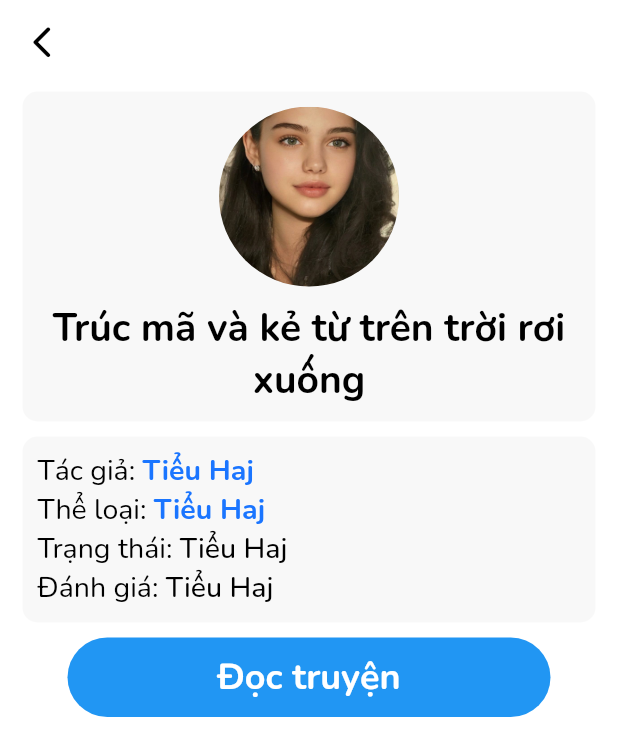
After one commit to Site-Project/story-book, a Flutter app: the StoryDetailScreen screen opened by its route, on a phone screen of 412 x 824 dp. The commit adds this screen. Shown: the top 756 px of the screen. Run offline on Flutter 3.47's test engine with Material 2 defaults, Android fonts, the phone set to English and light mode, and no system bars; our stand-ins replace bloc, equatable, flutter_bloc, flutter_svg, google_fonts; network calls fail; statements that could not run were skipped.

Commit message:
create ui story detail screen

```diff
--- a/lib/src/config/app_router.dart
+++ b/lib/src/config/app_router.dart
@@ -1,4 +1,5 @@
 import 'package:flutter/cupertino.dart';
+import 'package:storybook/src/screens/story_detail.dart';
 
 import '../models/category_book.dart';
 import '../screens/home_screen.dart';
@@ -21,6 +22,8 @@ class AppRouter {
           }
           final data = settings.arguments as CategoryBook;
           return StoryListScreen(data: data);
+        case RouteNames.storyDetail:
+          return const StoryDetailScreen();
         default:
           return const NotFoundScreen();
       }
--- a/lib/src/models/story_book.dart
+++ b/lib/src/models/story_book.dart
@@ -1,4 +1,7 @@
 import 'package:equatable/equatable.dart';
+import 'package:storybook/src/models/category_book.dart';
+import 'package:storybook/src/shared/helpers/story_book.helper.dart';
+import 'package:storybook/src/shared/helpers/string_helper.dart';
 
 class StoryBook extends Equatable {
   late final int _id;
@@ -7,6 +10,9 @@ class StoryBook extends Equatable {
   final String? poster;
   final String? status;
   final String? updatedDate;
+  final List<String>? description;
+  final List<String>? categories;
+  final double rateCount;
 
   int get id => _id;
 
@@ -23,6 +29,9 @@ class StoryBook extends Equatable {
     this.poster,
     this.status,
     this.updatedDate,
+    this.categories,
+    this.description,
+    this.rateCount = 0.0,
   }) {
     _id = id;
   }
@@ -31,11 +40,14 @@ class StoryBook extends Equatable {
     assert(json['id'] != null);
     return StoryBook(
       id: json['id'],
-      title: json['title'],
-      author: json['author'],
-      poster: json['poster'],
-      status: json['status'],
-      updatedDate: json['updatedDate'],
+      title: json['title'] ?? '',
+      author: json['author'] ?? '',
+      poster: json['poster'] ?? '',
+      status: json['status'] ?? '',
+      updatedDate: json['updatedDate'] ?? '',
+      description: StoryBookHelper.buildDescription(json['description']),
+      categories: StoryBookHelper.buildCategories(json['categories'] ?? []),
+      rateCount: json['rateCount'] ?? 0.0,
     );
   }
 
@@ -47,5 +59,8 @@ class StoryBook extends Equatable {
         author,
         status,
         updatedDate,
+        categories,
+        rateCount,
+        description,
       ];
 }
--- /dev/null
+++ b/lib/src/screens/story_detail.dart
@@ -0,0 +1,183 @@
+import 'package:flutter/material.dart';
+
+import '../shared/constants/app_constants.dart' as constants;
+import '../shared/helpers/iterable_helper.dart';
+import '../shared/styles/app_colors.dart';
+
+class StoryDetailScreen extends StatelessWidget {
+  const StoryDetailScreen({super.key});
+
+  @override
+  Widget build(BuildContext context) {
+    final theme = Theme.of(context);
+    return Scaffold(
+      appBar: AppBar(
+        leading: IconButton(
+          icon: const Icon(Icons.arrow_back_ios_new_rounded),
+          iconSize: 25,
+          color: Colors.black,
+          splashRadius: 20,
+          onPressed: () {
+            Navigator.pop(context);
+          },
+        ),
+      ),
+      body: ListView(
+        padding: const EdgeInsets.symmetric(
+          vertical: 5,
+          horizontal: 15,
+        ),
+        children: [
+          Container(
+            padding: const EdgeInsets.symmetric(
+              horizontal: 20,
+              vertical: 10,
+            ),
+            decoration: BoxDecoration(
+              color: AppColors.onPrimary.withOpacity(0.5),
+              borderRadius: BorderRadius.circular(10),
+            ),
+            child: Column(
+              crossAxisAlignment: CrossAxisAlignment.center,
+              children: [
+                CircleAvatar(
+                  backgroundImage: AssetImage(
+                    'assets/images/avatar_1.png',
+                  ),
+                  backgroundColor: AppColors.onPrimary,
+                  radius: 60,
+                ),
+                const SizedBox(height: 10),
+                Text(
+                  'Trúc mã và kẻ từ trên trời rơi xuống',
+                  style: Theme.of(context).textTheme.displayMedium,
+                  textAlign: TextAlign.center,
+                )
+              ],
+            ),
+          ),
+          const SizedBox(height: 10),
+          StoryInfomationCard(),
+          Padding(
+            padding: const EdgeInsets.symmetric(horizontal: 30, vertical: 10),
+            child: ElevatedButton(
+              onPressed: () {},
+              style: ElevatedButton.styleFrom(
+                elevation: 0.0,
+                padding: const EdgeInsets.symmetric(vertical: 10),
+                shape: RoundedRectangleBorder(
+                  borderRadius: BorderRadius.circular(30),
+                ),
+              ),
+              child: Text(
+                constants.StoryDetail.read,
+                style: theme.textTheme.displaySmall?.copyWith(
+                  color: Colors.white,
+                ),
+              ),
+            ),
+          )
+        ],
+      ),
+    );
+  }
+}
+
+class StoryInfomationCard extends StatelessWidget {
+  // final StoryBook storyBook;
+
+  const StoryInfomationCard({
+    super.key,
+    // required this.storyBook,
+  });
+
+  @override
+  Widget build(BuildContext context) {
+    final theme = Theme.of(context);
+    return Container(
+      padding: const EdgeInsets.all(10),
+      decoration: BoxDecoration(
+        color: AppColors.onPrimary.withOpacity(0.5),
+        borderRadius: BorderRadius.circular(10),
+      ),
+      child: Column(
+        crossAxisAlignment: CrossAxisAlignment.center,
+        children: [
+          StoryInformationItem(
+            title: constants.StoryDetail.author,
+            information: 'Tiểu Haj',
+            enableClick: true,
+          ),
+          StoryInformationItem(
+            title: constants.StoryDetail.type,
+            information: 'Tiểu Haj',
+            enableClick: true,
+          ),
+          StoryInformationItem(
+            title: constants.StoryDetail.status,
+            information: 'Tiểu Haj',
+          ),
+          StoryInformationItem(
+            title: constants.StoryDetail.rate,
+            information: 'Tiểu Haj',
+          ),
+        ],
+      ),
+    );
+  }
+}
+
+class StoryInformationItem extends StatelessWidget {
+  final String title;
+  final String information;
+  final List<String> informations;
+  final bool enableClick;
+  const StoryInformationItem({
+    super.key,
+    required this.title,
+    this.information = '...',
+    this.informations = const [],
+    this.enableClick = false,
+  });
+
+  String buildInformations(List<String> infors) {
+    String result = '';
+    for (var i = 0; i < infors.length; i++) {
+      if (i == 0) {
+        result += infors[i];
+      } else {
+        result += ', ${infors[i]}';
+      }
+    }
+
+    return result;
+  }
+
+  @override
+  Widget build(BuildContext context) {
+    final theme = Theme.of(context);
+    return Row(
+      children: [
+        Text(
+          title,
+          style: theme.textTheme.titleMedium,
+        ),
+        IterableHelper.isNullOrEmpty(informations)
+            ? Text(
+                information,
+                style: theme.textTheme.titleMedium?.copyWith(
+                    color: enableClick ? AppColors.primary : Colors.black,
+                    fontWeight:
+                        enableClick ? FontWeight.bold : FontWeight.w500),
+              )
+            : Text(
+                buildInformations(informations),
+                style: theme.textTheme.titleMedium?.copyWith(
+                    color: enableClick ? AppColors.primary : Colors.black,
+                    fontWeight:
+                        enableClick ? FontWeight.bold : FontWeight.w500),
+              ),
+      ],
+    );
+  }
+}
--- a/lib/src/screens/story_list_screen.dart
+++ b/lib/src/screens/story_list_screen.dart
@@ -12,6 +12,7 @@ import '../models/story_book.dart';
 import '../shared/constants/app_constants.dart' as constants;
 import '../shared/helpers/string_helper.dart';
 import '../shared/styles/app_colors.dart';
+import '../widgets/loading_failure_content.dart';
 import '../widgets/story_card.dart';
 
 class StoryListScreen extends StatefulWidget {
@@ -118,6 +119,17 @@ class _StoryListScreenState extends State<StoryListScreen> {
           if (state is StoryByCategoryListSuccess) {
             _currentPage = state.currentPage;
             _stories = state.stories;
+          }
+          if (state is StoryByCategoryListFailure && _stories.isEmpty) {
+            return LoadingFailureContent(
+              onRetry: () {
+                context.read<StoryByCategoryListBloc>().add(
+                      StoryByCategoryListRequested(
+                        id: widget.data.id,
+                      ),
+                    );
+              },
+            );
           }
           return Column(
             children: [
--- a/lib/src/shared/constants/app_constants.dart
+++ b/lib/src/shared/constants/app_constants.dart
@@ -1,25 +1,34 @@
 class Home {
-  static const String title = "Trang chủ";
-  static const String category = "Danh mục";
+  static const String title = 'Trang chủ';
+  static const String category = 'Danh mục';
+}
+
+class StoryDetail {
+  static const String author = 'Tác giả: ';
+  static const String type = 'Thể loại: ';
+  static const String status = 'Trạng thái: ';
+  static const String rate = 'Đánh giá: ';
+  static const String read = 'Đọc truyện';
 }
 
 class RouteNames {
   static const String initial = '/';
   static const String home = '/home';
   static const String storyList = '/storyList';
+  static const String storyDetail = '/storyDetail';
 }
 
 class ErrorMessage {
   static const String getListFailure =
-      "'Tải danh sách thất bại. Xin hãy thử lại'";
+      'Tải danh sách thất bại. Xin hãy thử lại';
   static const String requestError =
-      "Has an error with static code #StaticCode#";
+      'Has an error with static code #StaticCode#';
 }
 
 class Global {
-  static const String retry = "Thử lại";
-  static const String movePageTitle = "Chuyển trang nhanh";
-  static const String cancel = "HỦY";
-  static const String movePage = " CHUYỂN TRANG";
-  static const String inputPage = "Nhập trang";
+  static const String retry = 'Thử lại';
+  static const String movePageTitle = 'Chuyển trang nhanh';
+  static const String cancel = 'HỦY';
+  static const String movePage = 'CHUYỂN TRANG';
+  static const String inputPage = 'Nhập trang';
 }
--- /dev/null
+++ b/lib/src/shared/helpers/story_book.helper.dart
@@ -0,0 +1,26 @@
+import 'iterable_helper.dart';
+import 'string_helper.dart';
+
+class StoryBookHelper {
+  static List<String> buildDescription(List<dynamic> listDesc) {
+    final List<String> result = [];
+    if (IterableHelper.isNotNullOrEmpty(listDesc)) {
+      for (var element in listDesc) {
+        if (StringHelper.isNotNullOrEmpty(element.toString())) {
+          result.add(element);
+        }
+      }
+    }
+    return result;
+  }
+
+  static List<String> buildCategories(List<dynamic> listDesc) {
+    final List<String> result = [];
+    if (IterableHelper.isNotNullOrEmpty(listDesc)) {
+      for (var element in listDesc) {
+        result.add(element.toString());
+      }
+    }
+    return result;
+  }
+}
```
